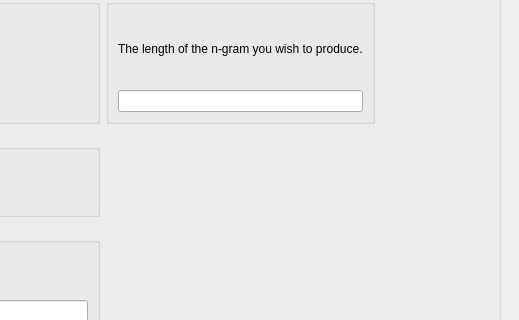
Above: views/ui/main_window.ui from ELVIS-Project/vis-framework before the change; both pictures show x 434 to 953 and y 143 to 463 of the 953 by 678 pixel window. Below: the same form after it.
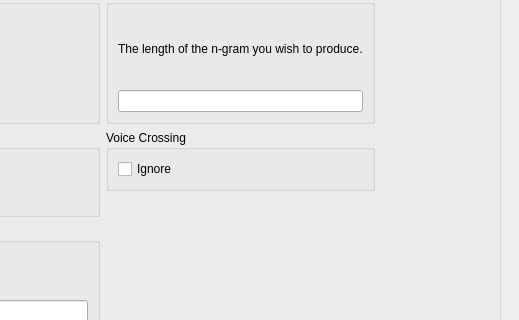
That is the form after the change. Icons and pictures are not drawn.

Commit message:
Option to Ignore Interval Inversion and Int. N-Gram Voice Crossing
New checkbox in the GUI, and improved logic elsewhere. So fun.

Closes #199

What changed in the file:
```diff
--- a/views/ui/main_window.ui
+++ b/views/ui/main_window.ui
@@ -902,6 +902,22 @@
              </layout>
             </widget>
            </item>
+           <item row="1" column="2">
+            <widget class="QGroupBox" name="groupBox_3">
+             <property name="title">
+              <string>Voice Crossing</string>
+             </property>
+             <layout class="QVBoxLayout" name="verticalLayout_14">
+              <item>
+               <widget class="QCheckBox" name="chk_ignore_inversion">
+                <property name="text">
+                 <string>Ignore</string>
+                </property>
+               </widget>
+              </item>
+             </layout>
+            </widget>
+           </item>
           </layout>
          </widget>
         </item>
```
The commit also changes 4 other files.
